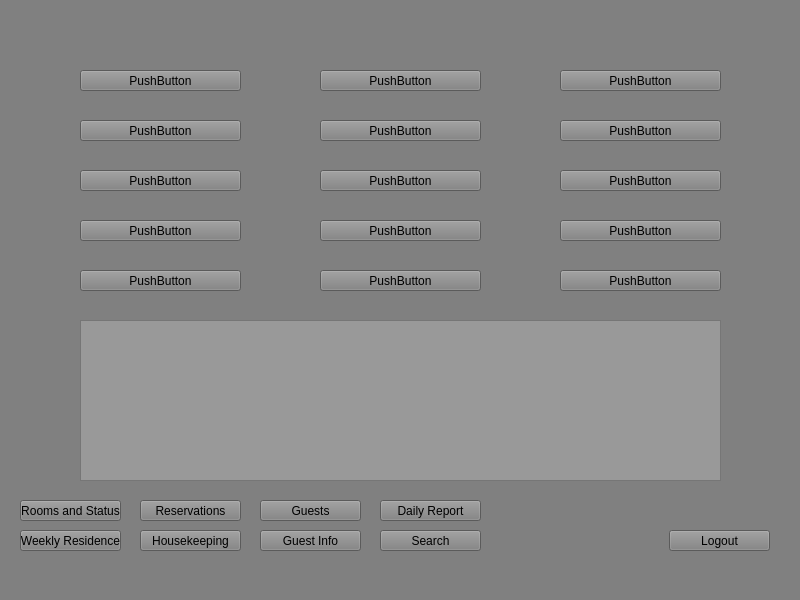
Above: dashboard.ui from vain3219/463_project before the change. Below: the same form after it.
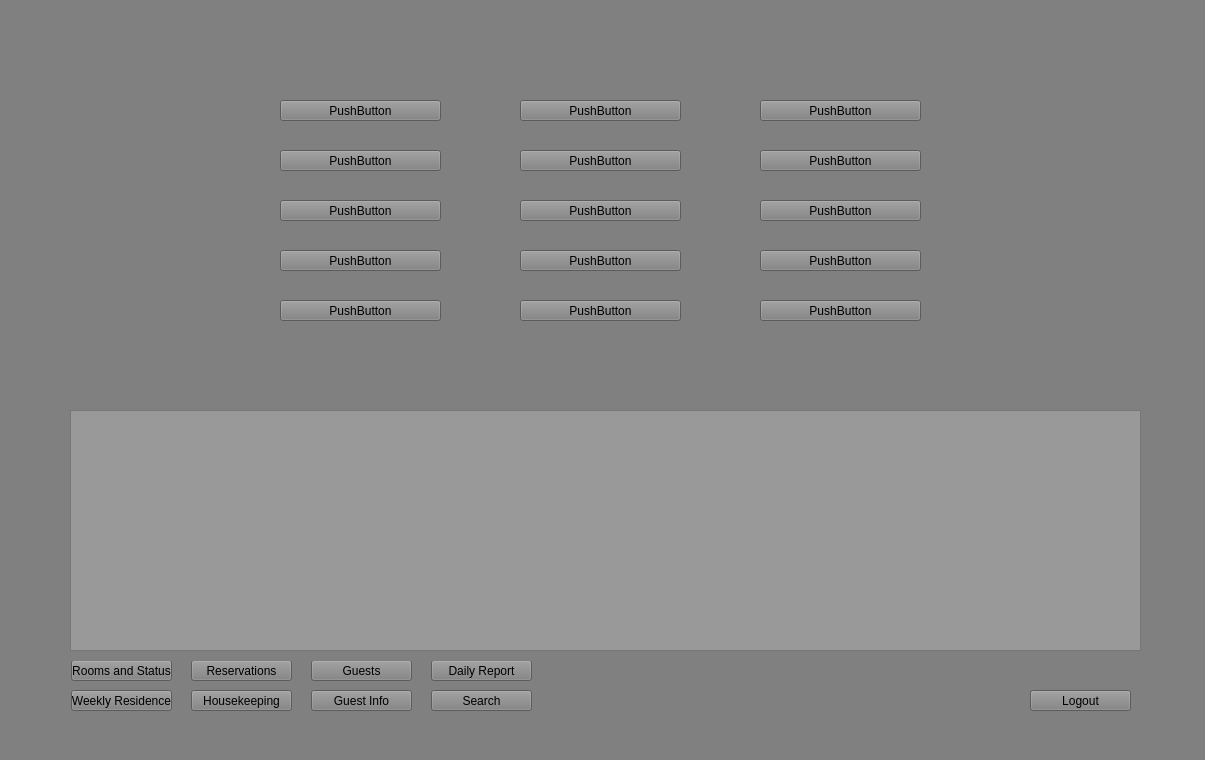
That is the form after the change. The open tabs and pages were chosen to show the change.

Commit message: Expanded the DashBoard GUI to increase the tableView size

What changed in the file:
```diff
--- a/dashboard.ui
+++ b/dashboard.ui
@@ -6,8 +6,8 @@
    <rect>
     <x>0</x>
     <y>0</y>
-    <width>800</width>
-    <height>600</height>
+    <width>1205</width>
+    <height>760</height>
    </rect>
   </property>
   <property name="windowTitle">
@@ -20,8 +20,8 @@
    <widget class="QPushButton" name="InfoButton">
     <property name="geometry">
      <rect>
-      <x>260</x>
-      <y>530</y>
+      <x>311</x>
+      <y>690</y>
       <width>101</width>
       <height>21</height>
      </rect>
@@ -33,8 +33,8 @@
    <widget class="QPushButton" name="GuestsButton">
     <property name="geometry">
      <rect>
-      <x>260</x>
-      <y>500</y>
+      <x>311</x>
+      <y>660</y>
       <width>101</width>
       <height>21</height>
      </rect>
@@ -46,8 +46,8 @@
    <widget class="QPushButton" name="RoomsButton">
     <property name="geometry">
      <rect>
-      <x>20</x>
-      <y>500</y>
+      <x>71</x>
+      <y>660</y>
       <width>101</width>
       <height>21</height>
      </rect>
@@ -59,8 +59,8 @@
    <widget class="QPushButton" name="WeeklyButton">
     <property name="geometry">
      <rect>
-      <x>20</x>
-      <y>530</y>
+      <x>71</x>
+      <y>690</y>
       <width>101</width>
       <height>21</height>
      </rect>
@@ -72,8 +72,8 @@
    <widget class="QPushButton" name="ReservationButton">
     <property name="geometry">
      <rect>
-      <x>140</x>
-      <y>500</y>
+      <x>191</x>
+      <y>660</y>
       <width>101</width>
       <height>21</height>
      </rect>
@@ -85,8 +85,8 @@
    <widget class="QPushButton" name="HousekeepingButton">
     <property name="geometry">
      <rect>
-      <x>140</x>
-      <y>530</y>
+      <x>191</x>
+      <y>690</y>
       <width>101</width>
       <height>21</height>
      </rect>
@@ -98,8 +98,8 @@
    <widget class="QPushButton" name="LogoutButton">
     <property name="geometry">
      <rect>
-      <x>669</x>
-      <y>530</y>
+      <x>1030</x>
+      <y>690</y>
       <width>101</width>
       <height>21</height>
      </rect>
@@ -111,8 +111,8 @@
    <widget class="QPushButton" name="SearchButton">
     <property name="geometry">
      <rect>
-      <x>380</x>
-      <y>530</y>
+      <x>431</x>
+      <y>690</y>
       <width>101</width>
       <height>21</height>
      </rect>
@@ -124,8 +124,8 @@
    <widget class="QPushButton" name="DailyButton">
     <property name="geometry">
      <rect>
-      <x>380</x>
-      <y>500</y>
+      <x>431</x>
+      <y>660</y>
       <width>101</width>
       <height>21</height>
      </rect>
@@ -156,10 +156,10 @@
    <widget class="QStackedWidget" name="stackedWidgetRDB">
     <property name="geometry">
      <rect>
-      <x>20</x>
-      <y>10</y>
-      <width>751</width>
-      <height>481</height>
+      <x>0</x>
+      <y>-20</y>
+      <width>1201</width>
+      <height>681</height>
      </rect>
     </property>
     <property name="styleSheet">
@@ -172,8 +172,8 @@
      <widget class="QPushButton" name="RoomButton_10">
       <property name="geometry">
        <rect>
-        <x>60</x>
-        <y>60</y>
+        <x>280</x>
+        <y>120</y>
         <width>161</width>
         <height>21</height>
        </rect>
@@ -185,8 +185,8 @@
      <widget class="QPushButton" name="RoomButton_11">
       <property name="geometry">
        <rect>
-        <x>60</x>
-        <y>110</y>
+        <x>280</x>
+        <y>170</y>
         <width>161</width>
         <height>21</height>
        </rect>
@@ -198,8 +198,8 @@
      <widget class="QPushButton" name="RoomButton_12">
       <property name="geometry">
        <rect>
-        <x>60</x>
-        <y>160</y>
+        <x>280</x>
+        <y>220</y>
         <width>161</width>
         <height>21</height>
        </rect>
@@ -211,8 +211,8 @@
      <widget class="QPushButton" name="RoomButton_13">
       <property name="geometry">
        <rect>
-        <x>60</x>
-        <y>210</y>
+        <x>280</x>
+        <y>270</y>
         <width>161</width>
         <height>21</height>
        </rect>
@@ -224,8 +224,8 @@
      <widget class="QPushButton" name="RoomButton_14">
       <property name="geometry">
        <rect>
-        <x>60</x>
-        <y>260</y>
+        <x>280</x>
+        <y>320</y>
         <width>161</width>
         <height>21</height>
        </rect>
@@ -237,8 +237,8 @@
      <widget class="QPushButton" name="RoomButton_15">
       <property name="geometry">
        <rect>
-        <x>300</x>
-        <y>60</y>
+        <x>520</x>
+        <y>120</y>
         <width>161</width>
         <height>21</height>
        </rect>
@@ -250,8 +250,8 @@
      <widget class="QPushButton" name="RoomButton_16">
       <property name="geometry">
        <rect>
-        <x>300</x>
-        <y>110</y>
+        <x>520</x>
+        <y>170</y>
         <width>161</width>
         <height>21</height>
        </rect>
@@ -263,8 +263,8 @@
      <widget class="QPushButton" name="RoomButton_17">
       <property name="geometry">
        <rect>
-        <x>300</x>
-        <y>160</y>
+        <x>520</x>
+        <y>220</y>
         <width>161</width>
         <height>21</height>
        </rect>
@@ -276,8 +276,8 @@
      <widget class="QPushButton" name="RoomButton_18">
       <property name="geometry">
        <rect>
-        <x>300</x>
-        <y>210</y>
+        <x>520</x>
+        <y>270</y>
         <width>161</width>
         <height>21</height>
        </rect>
@@ -289,8 +289,8 @@
      <widget class="QPushButton" name="RoomButton_19">
       <property name="geometry">
        <rect>
-        <x>300</x>
-        <y>260</y>
+        <x>520</x>
+        <y>320</y>
         <width>161</width>
         <height>21</height>
        </rect>
@@ -302,8 +302,8 @@
      <widget class="QPushButton" name="RoomButton_20">
       <property name="geometry">
        <rect>
-        <x>540</x>
-        <y>60</y>
+        <x>760</x>
+        <y>120</y>
         <width>161</width>
         <height>21</height>
        </rect>
@@ -315,8 +315,8 @@
      <widget class="QPushButton" name="RoomButton_21">
       <property name="geometry">
        <rect>
-        <x>540</x>
-        <y>110</y>
+        <x>760</x>
+        <y>170</y>
         <width>161</width>
         <height>21</height>
        </rect>
@@ -328,8 +328,8 @@
      <widget class="QPushButton" name="RoomButton_22">
       <property name="geometry">
        <rect>
-        <x>540</x>
-        <y>160</y>
+        <x>760</x>
+        <y>220</y>
         <width>161</width>
         <height>21</height>
        </rect>
@@ -341,8 +341,8 @@
      <widget class="QPushButton" name="RoomButton_23">
       <property name="geometry">
        <rect>
-        <x>540</x>
-        <y>210</y>
+        <x>760</x>
+        <y>270</y>
         <width>161</width>
         <height>21</height>
        </rect>
@@ -354,8 +354,8 @@
      <widget class="QPushButton" name="RoomButton_24">
       <property name="geometry">
        <rect>
-        <x>540</x>
-        <y>260</y>
+        <x>760</x>
+        <y>320</y>
         <width>161</width>
         <height>21</height>
        </rect>
@@ -367,10 +367,10 @@
      <widget class="QTextEdit" name="textEdit">
       <property name="geometry">
        <rect>
-        <x>60</x>
-        <y>310</y>
-        <width>641</width>
-        <height>161</height>
+        <x>70</x>
+        <y>430</y>
+        <width>1071</width>
+        <height>241</height>
        </rect>
       </property>
       <property name="cursor" stdset="0">
```
Left out of the diff: 18 changed lines with no effect on the pictures. The commit also changes 1 other file.
